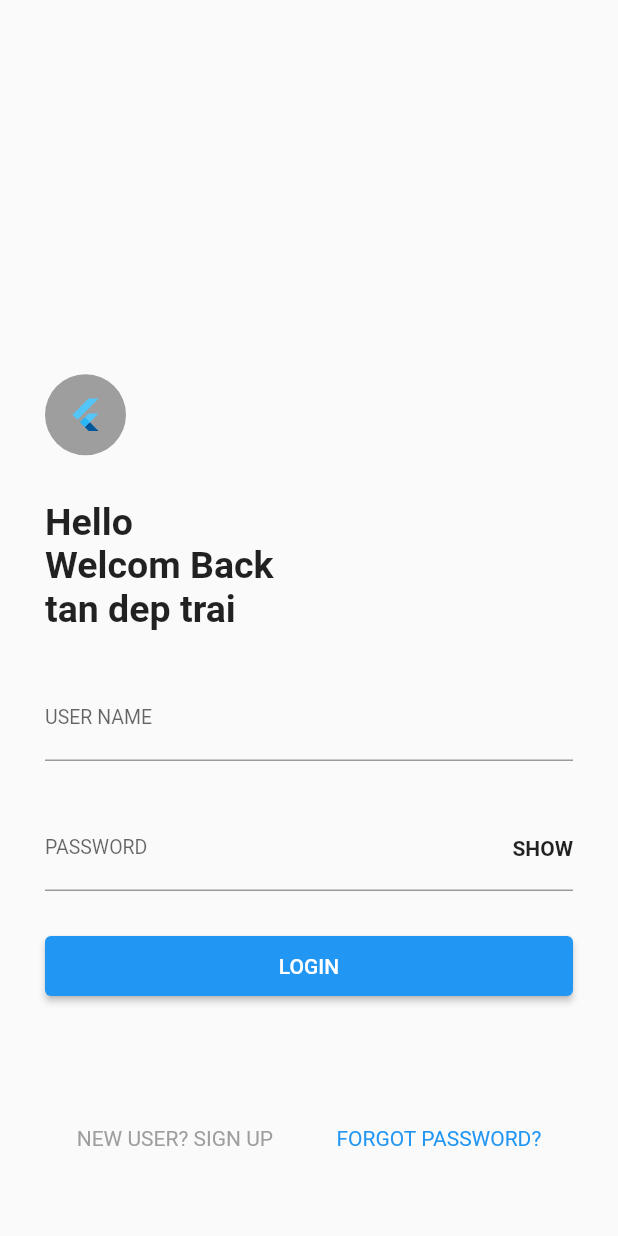
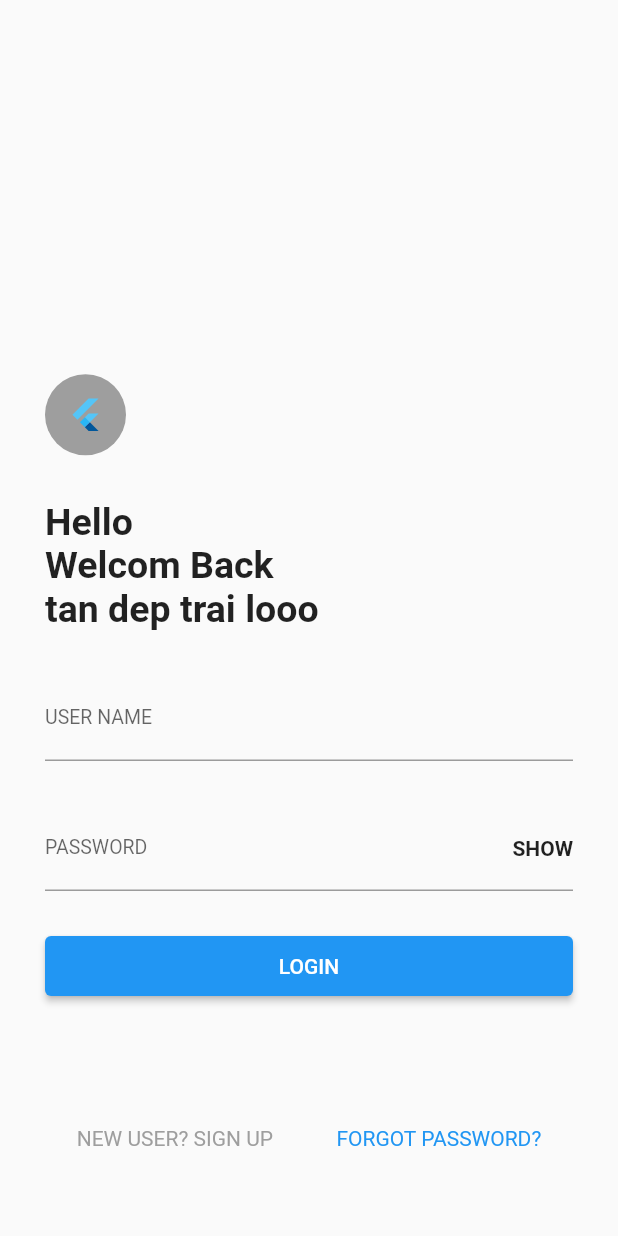
Before and after one commit to kimtanls/flutter, a Flutter app: the screen it shows after launch, on a phone screen of 412 x 824 dp. Run offline on Flutter 3.47's test engine with Material 2 defaults, Android fonts, the phone set to English and light mode, and no system bars.

Commit message:
Update main.dart

```diff
--- a/lib/main.dart
+++ b/lib/main.dart
@@ -47,7 +47,7 @@ class LogInUI extends StatelessWidget {
               Padding(
                 padding: EdgeInsets.only(bottom: 30),
                 child: Text(
-                  'Hello \nWelcom Back\ntan dep trai',
+                  'Hello \nWelcom Back\ntan dep trai looo',
                   style: TextStyle(
                     fontSize: 25,
                     fontWeight: FontWeight.bold,
```
